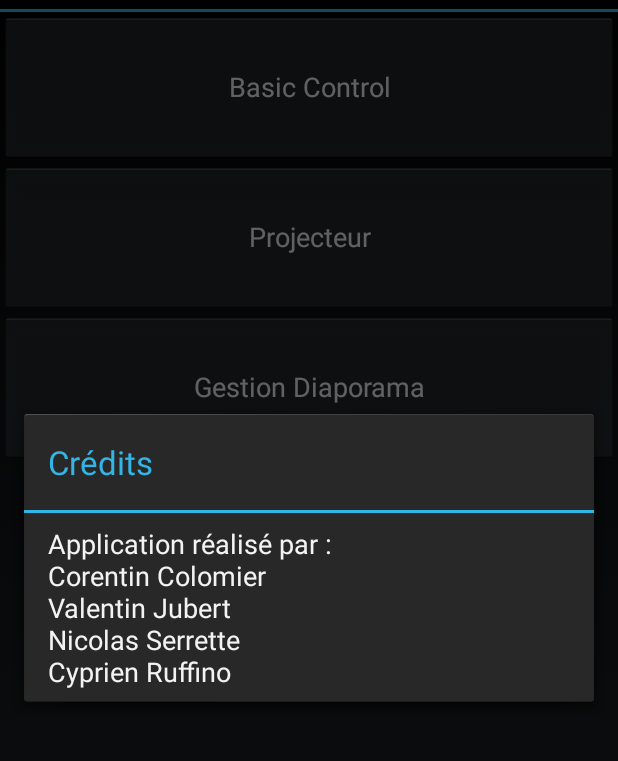
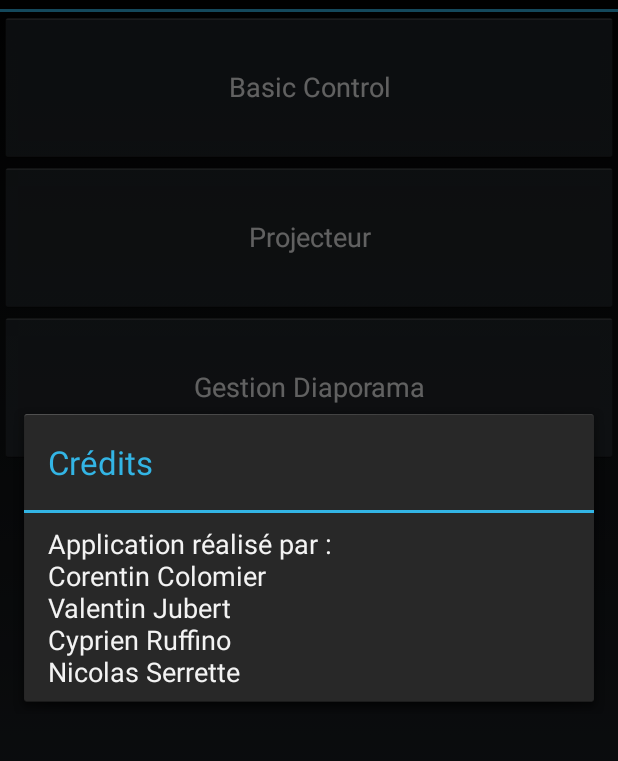
Before and after one commit to cyprienruffino/MiniRemote, an Android app: the screen it shows after launch (HomeActivity), in the options menu, after a tap on "Crédits", on a phone screen of 412 x 824 dp, the part 60-821 px from its top. Run offline under Robolectric (Android 15) with nearby library versions, the phone set to English and light mode, and no system bars.

Commit message:
Fix lexical order

```diff
--- a/android/app/src/main/res/values/strings.xml
+++ b/android/app/src/main/res/values/strings.xml
@@ -46,8 +46,8 @@
     <string name="diapo_demarrer_page_courante">Démarrer à la page courante</string>
     <string name="main_diapo_text">Gestion Diaporama</string>
     <string name="diapo_text_null">Besoin d\'un numéro de page</string>
-    <string name="crd">Application réalisé par :\nCorentin Colomier\nValentin Jubert\nNicolas Serrette\nCyprien
-        Ruffino
+    <string name="crd">Application réalisé par :\nCorentin Colomier\nValentin Jubert\nCyprien Ruffino\nNicolas
+        Serrette
     </string>
     <string name="credit">Crédits</string>
 </resources>
```
